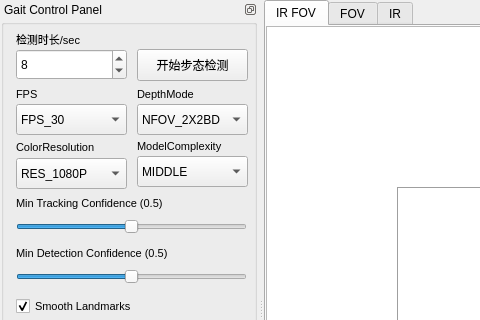
The window that MainWindow.ui (spianmo/GaitStudio) describes before a commit, drawn with Qt 5; both pictures show x 0 to 480 and y 0 to 320 of the 1328 by 855 pixel window.
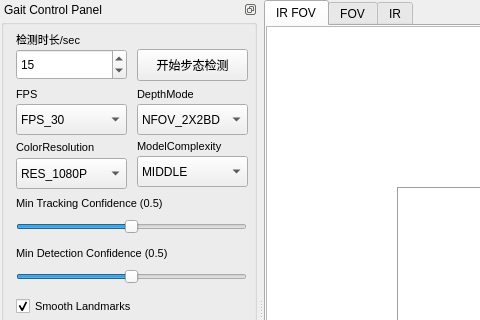
The same window after the commit. Custom widgets are drawn as their Qt base class.

Diff of the .ui file:
```diff
--- a/MainWindow.ui
+++ b/MainWindow.ui
@@ -256,7 +256,7 @@
          </rect>
         </property>
         <property name="value">
-         <number>8</number>
+         <number>15</number>
         </property>
        </widget>
        <widget class="QLabel" name="label">
```
